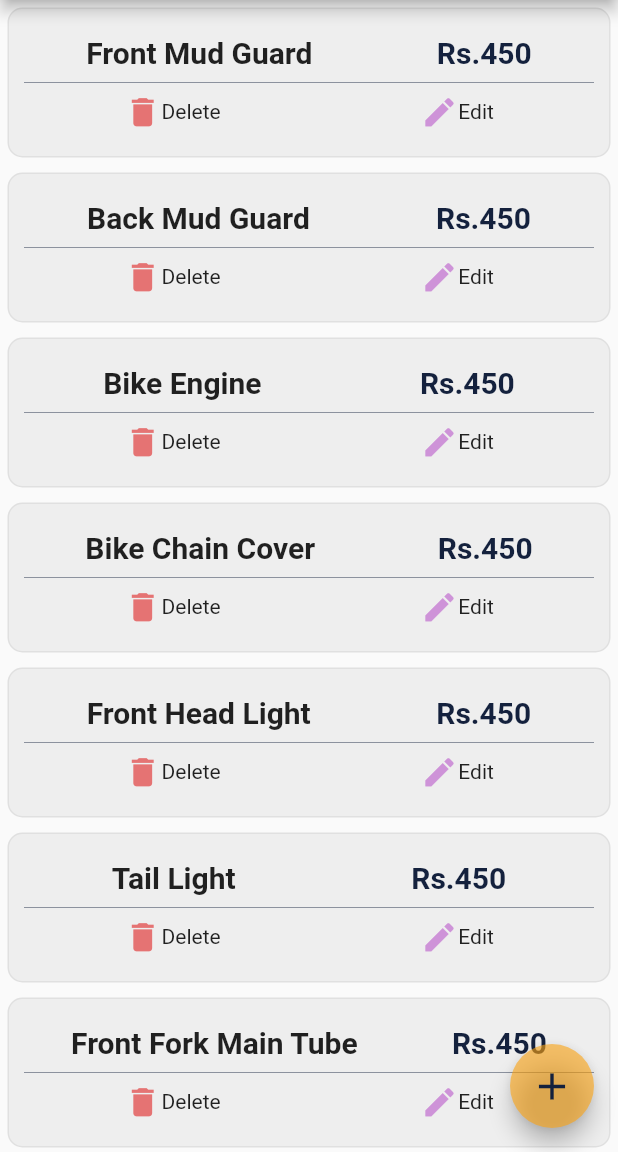
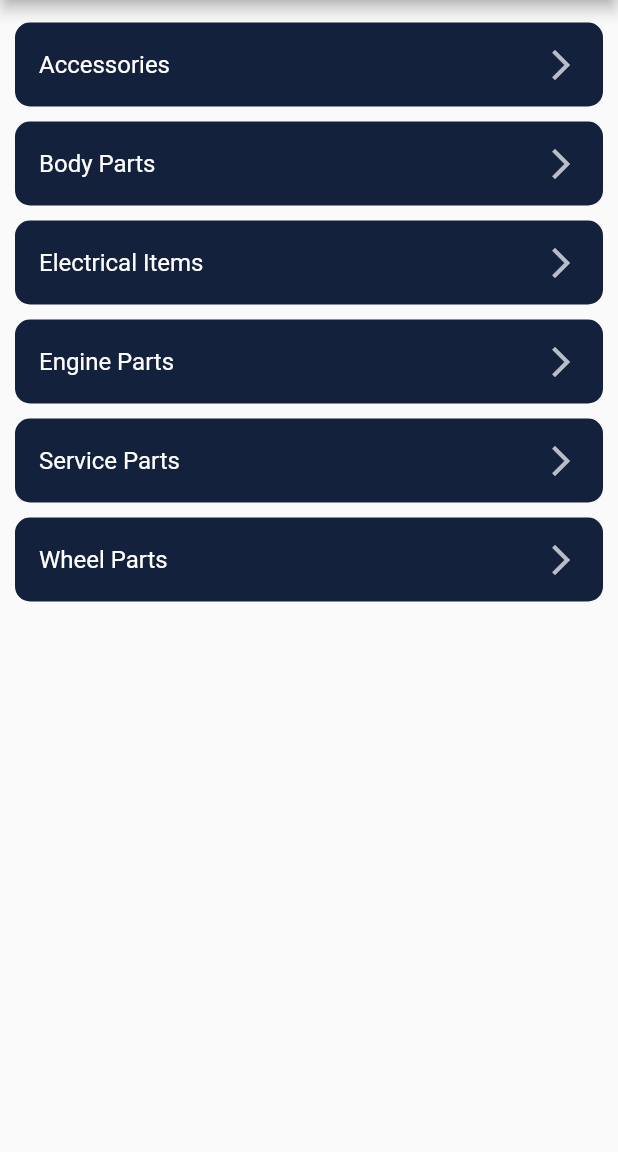
Before and after one commit to rajupotharaju155/getmech-hackathon, a Flutter app: the MechProfile screen opened directly, after a tap on "Product Details", on a phone screen of 412 x 824 dp, the part 84-1236 px from its top. Run offline on Flutter 3.47's test engine with Material 2 defaults, Android fonts, the phone set to English and light mode, and no system bars; our stand-ins replace curved_navigation_bar, flutter_spinkit, page_transition.

Commit message:
Product category page added

```diff
--- a/lib/ui/mechanic/internalPages/mechProfile/mechProfile.dart
+++ b/lib/ui/mechanic/internalPages/mechProfile/mechProfile.dart
@@ -1,12 +1,12 @@
 import 'package:flutter/material.dart';
-import 'package:getmech/ui/mechanic/internalPages/mechProfile/products.dart';
+import 'package:getmech/ui/mechanic/internalPages/mechProfile/products/productCategory.dart';
 import 'package:getmech/utils/commonActions.dart';
 import 'package:getmech/utils/constants.dart';
 
 class MechProfile extends StatelessWidget {
 
   void gotoProductPage(BuildContext context){
-    CommonActions.gotoPage(Products(), context);
+    CommonActions.gotoPage(ProductCategory(), context);
   }
 
   @override
--- /dev/null
+++ b/lib/ui/mechanic/internalPages/mechProfile/products/productCategory.dart
@@ -0,0 +1,56 @@
+import 'package:flutter/material.dart';
+import 'package:getmech/ui/mechanic/internalPages/mechProfile/products/productsList.dart';
+import 'package:getmech/utils/commonActions.dart';
+import 'package:getmech/utils/constants.dart';
+
+class ProductCategory extends StatelessWidget {
+  @override
+  Widget build(BuildContext context) {
+    List productCategoryList = [
+      "Accessories",
+      "Body Parts",
+      "Electrical Items",
+      "Engine Parts",
+      "Service Parts",
+      "Wheel Parts"
+    ];
+
+    void _goToProductListPage(String category){
+      print(category);
+      CommonActions.gotoPage(ProductsList(category: category,), context);
+    }
+    return Scaffold(
+      appBar: AppBar(
+        title: Text("Products")
+      ),
+
+      body: Container(
+        padding: EdgeInsets.all(10),
+        child: ListView.builder(
+          itemCount: productCategoryList.length,
+          itemBuilder: (context, index){
+            return InkWell(
+              onTap: ()=> _goToProductListPage(productCategoryList[index]),
+              child: Container(
+                margin: EdgeInsets.symmetric(vertical: 5),
+                child: Ink(
+                  decoration: BoxDecoration(
+                    color: secondaryColor,
+                    borderRadius: BorderRadius.circular(10)
+                  ),
+                  child: ListTile(
+                    title: Text(productCategoryList[index],
+                    style: TextStyle(
+                      color: Colors.white
+                    ),
+                    ),
+                    trailing: Icon(Icons.arrow_forward_ios_outlined, color: Colors.white70,),
+                  ),
+                ),
+              ),
+            );
+          })
+      ),
+    );
+  }
+}
--- a/lib/ui/mechanic/internalPages/mechProfile/products.dart
+++ b/lib/ui/mechanic/internalPages/mechProfile/products/productsList.dart
@@ -1,10 +1,12 @@
 import 'package:flutter/material.dart';
 import 'package:getmech/models/mechanic/productsModel.dart';
-import 'package:getmech/ui/mechanic/internalPages/mechProfile/addProduct.dart';
+import 'package:getmech/ui/mechanic/internalPages/mechProfile/products/addProduct.dart';
 import 'package:getmech/utils/commonActions.dart';
 import 'package:getmech/utils/constants.dart';
 
-class Products extends StatelessWidget {
+class ProductsList extends StatelessWidget {
+  final String category;
+  ProductsList({this.category});
 
 final List<ProductModel> productList = [
   ProductModel(
@@ -72,7 +74,10 @@ final List<ProductModel> productList = [
   Widget build(BuildContext context) {
     return Scaffold(
       appBar: AppBar(
-        title: Text("Products")
+        title: Text(category,
+        style: TextStyle(color: Colors.white),
+        ),
+        backgroundColor: secondaryColor,
       ),
       floatingActionButton: FloatingActionButton(
         onPressed: ()=> _addProduct(context),
```
Also changed, not shown: lib/ui/mechanic/internalPages/mechProfile/products/addProduct.dart (renamed from lib/ui/mechanic/internalPages/mechProfile/addProduct.dart).
